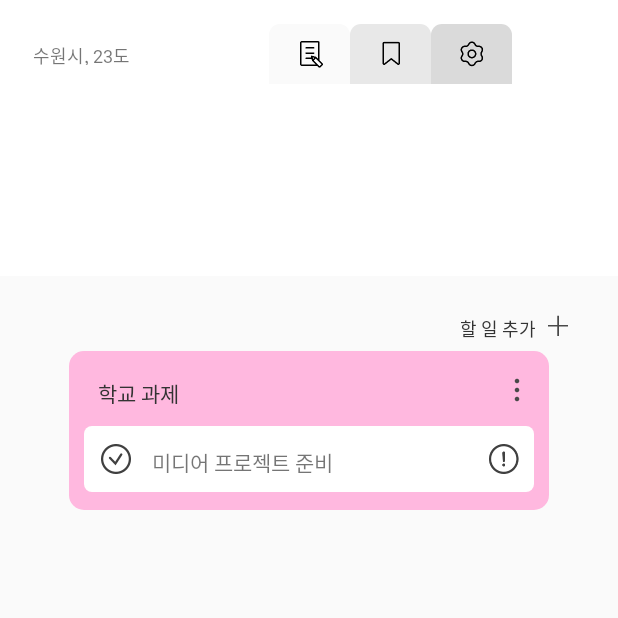
After one commit to yu04038/Our-To-Do, an Android app: the fragment ToDo2Fragment placed in its activity, on a phone screen of 412 x 824 dp, the top half of it. The commit adds this screen. Run offline under Robolectric (Android 15) with nearby library versions, the phone set to English and light mode, and no system bars; network calls fail; 1 statement that could not run was skipped.

Commit message:
feat: main 화면 구현

```diff
--- a/app/src/main/java/com/example/ourtodo/di/appModule.kt
+++ b/app/src/main/java/com/example/ourtodo/di/appModule.kt
@@ -23,6 +23,7 @@ var viewModelModule = module {
     viewModel { BottomSheetViewModel( get() ) }
     viewModel { SignUpViewModel() }
     viewModel { ToDoViewModel(get(), get()) }
+    viewModel { ToDo2ViewModel(get(), get()) }
     viewModel { LoginViewModel() }
     viewModel { MainViewModel(get(), get(), get()) }
     viewModel { PasswordViewModel(get()) }
--- a/app/src/main/java/com/example/ourtodo/screen/main/MainActivity.kt
+++ b/app/src/main/java/com/example/ourtodo/screen/main/MainActivity.kt
@@ -43,7 +43,7 @@ class MainActivity  : BaseActivity<MainViewModel, ActivityMainBinding>(){
                     showFragment(ToDoFragment.newInstance(), ToDoFragment.TAG)
                 }
                 else -> {
-
+                    showFragment(ToDo2Fragment.newInstance(), ToDo2Fragment.TAG)
                 }
             }
         }
--- /dev/null
+++ b/app/src/main/java/com/example/ourtodo/screen/main/ToDo2Fragment.kt
@@ -0,0 +1,46 @@
+package com.example.ourtodo.screen.main
+
+import android.content.Intent
+import android.os.Bundle
+import android.util.Log
+import android.view.View
+import android.widget.Toast
+import androidx.core.os.bundleOf
+import androidx.fragment.app.Fragment
+import androidx.fragment.app.setFragmentResult
+import androidx.lifecycle.Observer
+import com.example.ourtodo.OurToDoApplication
+import com.example.ourtodo.R
+import com.example.ourtodo.data.response.tagList
+import com.example.ourtodo.databinding.FragmentToDo2Binding
+import com.example.ourtodo.databinding.FragmentToDoBinding
+import com.example.ourtodo.screen.base.BaseFragment
+import com.example.ourtodo.screen.login.LoginActivity
+import com.example.ourtodo.viewmodel.ToDo2ViewModel
+import com.example.ourtodo.viewmodel.ToDoViewModel
+import org.koin.androidx.viewmodel.ext.android.viewModel
+
+class ToDo2Fragment : BaseFragment<ToDo2ViewModel, FragmentToDo2Binding>() {
+
+    override fun getViewBinding(): FragmentToDo2Binding = FragmentToDo2Binding.inflate(layoutInflater)
+
+    private val accessToken = "Bearer " + OurToDoApplication.prefs.getString("accessToken")
+
+    override val viewModel by viewModel<ToDo2ViewModel>()
+
+    override fun observeData() {
+
+    }
+
+    override fun initViews() = with(binding){
+        super.initViews()
+
+    }
+
+
+    companion object {
+        const val TAG = "ToDo2Fragment"
+        fun newInstance() = ToDo2Fragment()
+    }
+
+}
--- /dev/null
+++ b/app/src/main/java/com/example/ourtodo/viewmodel/ToDo2ViewModel.kt
@@ -0,0 +1,14 @@
+package com.example.ourtodo.viewmodel
+
+import androidx.lifecycle.MutableLiveData
+import androidx.lifecycle.viewModelScope
+import com.example.ourtodo.data.repository.MainRepository
+import com.example.ourtodo.data.repository.ParseErrorMessage
+import com.example.ourtodo.data.response.Tag
+import kotlinx.coroutines.launch
+
+class ToDo2ViewModel(private val mainRepository: MainRepository,
+                    private val parseErrorMessage: ParseErrorMessage
+) : BaseViewModel() {
+
+}
--- /dev/null
+++ b/app/src/main/res/drawable/todo_pink.xml
@@ -0,0 +1,8 @@
+<?xml version="1.0" encoding="utf-8"?>
+<shape xmlns:android="http://schemas.android.com/apk/res/android" android:shape="rectangle" >
+    <corners
+        android:radius="10dp" />
+    <solid
+        android:color="#FFB8DF"
+        />
+</shape>
--- /dev/null
+++ b/app/src/main/res/drawable/todo_white.xml
@@ -0,0 +1,8 @@
+<?xml version="1.0" encoding="utf-8"?>
+<shape xmlns:android="http://schemas.android.com/apk/res/android" android:shape="rectangle" >
+    <corners
+        android:radius="5dp" />
+    <solid
+        android:color="#FFFFFF"
+        />
+</shape>
--- a/app/src/main/res/layout/activity_main.xml
+++ b/app/src/main/res/layout/activity_main.xml
@@ -11,9 +11,11 @@
         android:id="@+id/textView6"
         android:layout_width="wrap_content"
         android:layout_height="15dp"
+        android:fontFamily="@font/spoqa_han_sans_neo_regular"
         android:layout_marginStart="22dp"
         android:layout_marginTop="28dp"
-        android:text="a;sdfas"
+        android:textSize="12dp"
+        android:text="수원시, 23도"
         app:layout_constraintStart_toStartOf="parent"
         app:layout_constraintTop_toTopOf="parent" />
 
--- /dev/null
+++ b/app/src/main/res/layout/fragment_to_do2.xml
@@ -0,0 +1,126 @@
+<?xml version="1.0" encoding="utf-8"?>
+<FrameLayout xmlns:android="http://schemas.android.com/apk/res/android"
+    xmlns:tools="http://schemas.android.com/tools"
+    android:layout_width="match_parent"
+    android:layout_height="512dp"
+    android:layout_gravity="bottom"
+    xmlns:app="http://schemas.android.com/apk/res-auto"
+    tools:context=".screen.main.ToDoFragment">
+
+    <androidx.constraintlayout.widget.ConstraintLayout
+        android:layout_width="match_parent"
+        android:layout_height="match_parent"
+        android:background="#FAFAFA">
+
+        <androidx.constraintlayout.widget.ConstraintLayout
+            android:id="@+id/constraintLayout2"
+            android:layout_width="77dp"
+            android:layout_height="24dp"
+            android:layout_marginTop="21dp"
+            android:layout_marginRight="28dp"
+            android:backgroundTint="#FFFFFF"
+            app:layout_constraintEnd_toEndOf="parent"
+            app:layout_constraintTop_toTopOf="parent">
+
+            <TextView
+                android:id="@+id/addToDoTextView"
+                android:layout_width="53dp"
+                android:layout_height="15dp"
+                android:fontFamily="@font/spoqa_han_sans_neo_medium"
+                android:text="할 일 추가"
+                android:textColor="#333333"
+                android:textSize="12dp"
+                app:layout_constraintBottom_toBottomOf="parent"
+                app:layout_constraintStart_toStartOf="parent"
+                app:layout_constraintTop_toTopOf="parent" />
+
+            <ImageButton
+                android:id="@+id/addToDoButton"
+                android:layout_width="24dp"
+                android:layout_height="24dp"
+                android:background="@drawable/main_add_todo"
+                app:layout_constraintBottom_toBottomOf="parent"
+                app:layout_constraintEnd_toEndOf="parent"
+                app:layout_constraintTop_toTopOf="parent" />
+
+        </androidx.constraintlayout.widget.ConstraintLayout>
+
+
+        <androidx.constraintlayout.widget.ConstraintLayout
+            android:layout_width="320dp"
+            android:layout_height="106dp"
+            android:layout_marginTop="50dp"
+            android:background="@drawable/todo_pink"
+            app:layout_constraintEnd_toEndOf="parent"
+            app:layout_constraintStart_toStartOf="parent"
+            app:layout_constraintTop_toTopOf="parent">
+
+            <TextView
+                android:layout_width="55dp"
+                android:layout_height="18dp"
+                android:fontFamily="@font/spoqa_han_sans_neo_medium"
+                android:text="학교 과제"
+                android:textColor="#333333"
+                android:layout_marginTop="17.11dp"
+                android:layout_marginLeft="19dp"
+                app:layout_constraintStart_toStartOf="parent"
+                app:layout_constraintTop_toTopOf="parent" />
+
+            <ImageView
+                android:id="@+id/imageView"
+                android:layout_width="32dp"
+                android:layout_height="32dp"
+                android:layout_marginTop="9.72dp"
+                android:layout_marginRight="5.5dp"
+                android:background="@drawable/detail"
+                app:layout_constraintEnd_toEndOf="parent"
+                app:layout_constraintTop_toTopOf="parent" />
+
+            <androidx.constraintlayout.widget.ConstraintLayout
+                android:layout_width="300dp"
+                android:layout_height="44dp"
+                android:layout_marginBottom="12dp"
+                android:background="@drawable/todo_white"
+                app:layout_constraintBottom_toBottomOf="parent"
+                app:layout_constraintEnd_toEndOf="parent"
+                app:layout_constraintStart_toStartOf="parent">
+
+                <ImageView
+                    android:id="@+id/imageView2"
+                    android:layout_width="24dp"
+                    android:layout_height="24dp"
+                    android:layout_marginLeft="9dp"
+                    android:background="@drawable/check"
+                    app:layout_constraintBottom_toBottomOf="parent"
+                    app:layout_constraintStart_toStartOf="parent"
+                    app:layout_constraintTop_toTopOf="parent" />
+
+
+                <TextView
+                    android:layout_width="wrap_content"
+                    android:layout_height="18dp"
+                    android:fontFamily="@font/spoqa_han_sans_neo_regular"
+                    android:text="미디어 프로젝트 준비"
+                    android:textSize="14dp"
+                    android:layout_marginLeft="12dp"
+                    app:layout_constraintBottom_toBottomOf="parent"
+                    app:layout_constraintStart_toEndOf="@+id/imageView2"
+                    app:layout_constraintTop_toTopOf="parent" />
+
+                <ImageView
+                    android:layout_width="24dp"
+                    android:layout_height="24dp"
+                    android:background="@drawable/alert"
+                    android:layout_marginRight="8dp"
+                    app:layout_constraintBottom_toBottomOf="parent"
+                    app:layout_constraintEnd_toEndOf="parent"
+                    app:layout_constraintTop_toTopOf="parent" />
+
+            </androidx.constraintlayout.widget.ConstraintLayout>
+
+
+
+        </androidx.constraintlayout.widget.ConstraintLayout>
+    </androidx.constraintlayout.widget.ConstraintLayout>
+
+</FrameLayout>
```
Also changed, not shown: app/src/main/java/com/example/ourtodo/screen/main/ToDoFragment.kt (+0 -8 lines), app/src/main/res/drawable-hdpi/alert.png (added), app/src/main/res/drawable-hdpi/check.png (added), app/src/main/res/drawable-hdpi/detail.png (added), app/src/main/res/drawable-xhdpi/alert.png (added), app/src/main/res/drawable-xhdpi/check.png (added), app/src/main/res/drawable-xxhdpi/alert.png (added), app/src/main/res/drawable-xxhdpi/check.png (added), app/src/main/res/drawable-xxxhdpi/alert.png (added), app/src/main/res/drawable-xxxhdpi/check.png (added).
